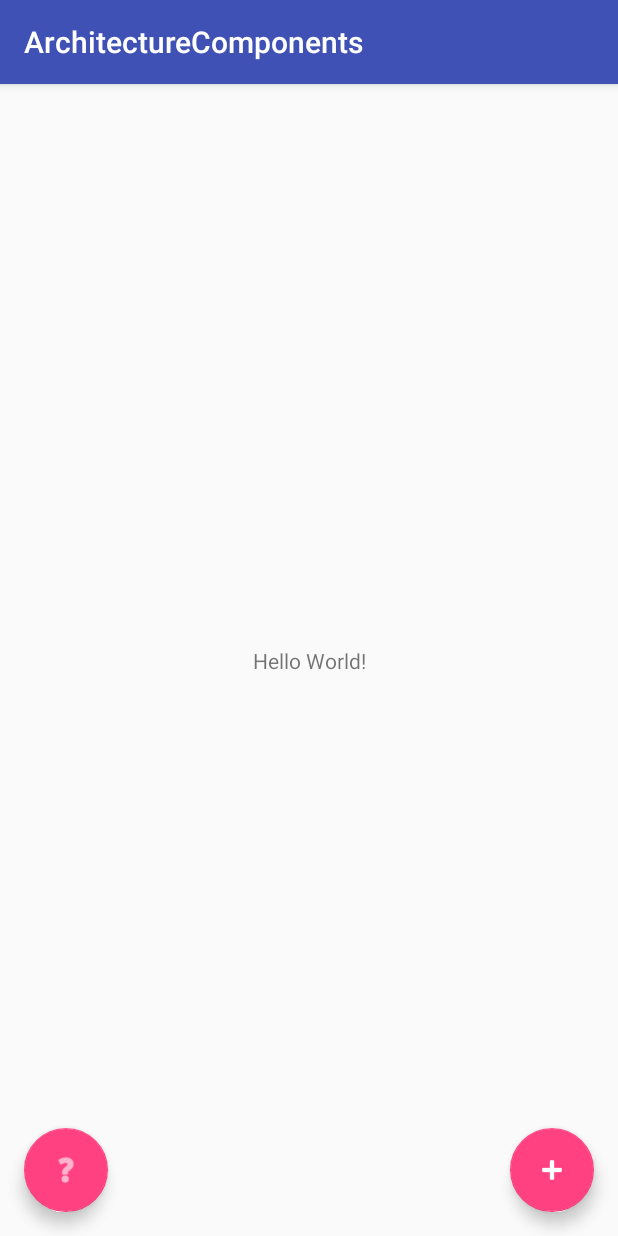
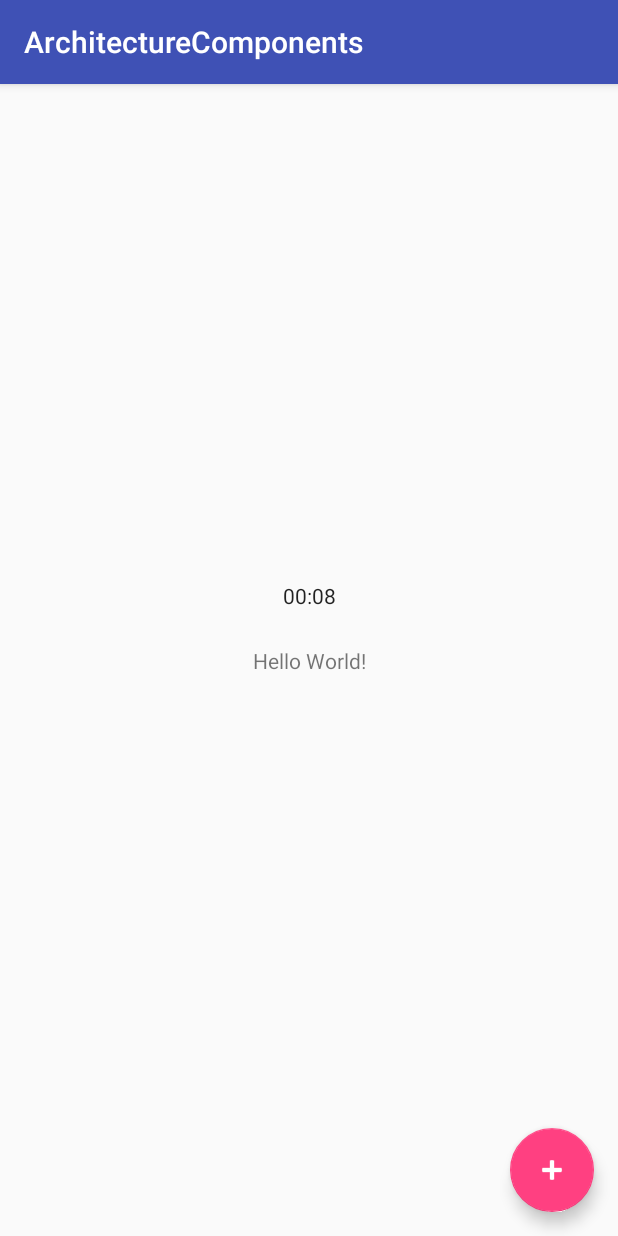
Before and after one commit to menjoo/AndroidArchitectureComponents, an Android app: the screen it shows after launch (MainActivity), on a phone screen of 412 x 824 dp. Run offline under Robolectric (Android 15) with nearby library versions, the phone set to English and light mode, and no system bars; our stand-ins replace Room's generated code; 4 statements that could not run were skipped.

```diff
--- a/app/src/main/java/com/mennomorsink/architecturecomponents/MainActivity.java
+++ b/app/src/main/java/com/mennomorsink/architecturecomponents/MainActivity.java
@@ -1,21 +1,24 @@
 package com.mennomorsink.architecturecomponents;
 
 import android.arch.lifecycle.Observer;
+import android.arch.lifecycle.ViewModelProviders;
 import android.os.Bundle;
+import android.os.SystemClock;
 import android.support.annotation.Nullable;
 import android.support.design.widget.FloatingActionButton;
 import android.support.v7.app.AppCompatActivity;
 import android.support.v7.widget.Toolbar;
 import android.view.View;
+import android.widget.Chronometer;
 import android.widget.TextView;
 
 import com.mennomorsink.architecturecomponents.data.Counter;
-import com.mennomorsink.architecturecomponents.data.CounterRepository;
 
 public class MainActivity extends AppCompatActivity {
 
-    private CounterRepository counterRepository;
+    private MainViewModel viewModel;
     private TextView textLabel;
+    private Chronometer chronometer;
 
     @Override
     protected void onCreate(Bundle savedInstanceState) {
@@ -24,35 +27,43 @@ public class MainActivity extends AppCompatActivity {
         Toolbar toolbar = findViewById(R.id.toolbar);
         setSupportActionBar(toolbar);
 
+        viewModel = ViewModelProviders.of(this).get(MainViewModel.class);
+
         textLabel = findViewById(R.id.text);
+        chronometer = findViewById(R.id.chronometer);
+
+        setupChronometer();
+        setupAddButton();
+        observeCounter();
+    }
+
+    private void setupChronometer() {
+        if (viewModel.getStartTime() == null) {
+            // If the start date is not defined, it's a new ViewModel so set it.
+            long startTime = SystemClock.elapsedRealtime();
+            viewModel.setStartTime(startTime);
+            chronometer.setBase(startTime);
+        } else {
+            // Otherwise the ViewModel has been retained, set the chronometer's base to the original
+            // starting time.
+            chronometer.setBase(viewModel.getStartTime());
+        }
+
+        chronometer.start();
+    }
+
+    private void setupAddButton() {
         FloatingActionButton fabAdd = findViewById(R.id.fabAdd);
         fabAdd.setOnClickListener(new View.OnClickListener() {
             @Override
             public void onClick(View view) {
-                onAddTapped();
-            }
-        });
-        FloatingActionButton fabGet = findViewById(R.id.fabGet);
-        fabGet.setOnClickListener(new View.OnClickListener() {
-            @Override
-            public void onClick(View view) {
-                onGetTapped();
+                viewModel.increment();
             }
         });
     }
 
-    @Override
-    protected void onStart() {
-        super.onStart();
-        counterRepository = ((MyApplication) getApplication()).getCounterRepository();
-    }
-
-    private void onAddTapped() {
-        counterRepository.increment();
-    }
-
-    private void onGetTapped() {
-        counterRepository.getLiveData().observe(this, new Observer<Counter>() {
+    private void observeCounter() {
+        viewModel.getCounter().observe(this, new Observer<Counter>() {
             @Override
             public void onChanged(@Nullable Counter counter) {
                 if (counter != null) {
--- a/app/src/main/java/com/mennomorsink/architecturecomponents/data/CounterRepository.java
+++ b/app/src/main/java/com/mennomorsink/architecturecomponents/data/CounterRepository.java
@@ -13,7 +13,7 @@ public class CounterRepository {
         counter = counterDao.getCounter();
     }
 
-    public LiveData<Counter> getLiveData() {
+    public LiveData<Counter> getCounter() {
         return counter;
     }
 
--- a/app/src/main/res/layout/activity_main.xml
+++ b/app/src/main/res/layout/activity_main.xml
@@ -31,13 +31,4 @@
         android:tint="#ffffff"
         app:srcCompat="@android:drawable/ic_input_add" />
 
-    <android.support.design.widget.FloatingActionButton
-        android:id="@+id/fabGet"
-        android:layout_width="wrap_content"
-        android:layout_height="wrap_content"
-        android:layout_gravity="bottom|start"
-        android:layout_margin="@dimen/fab_margin"
-        android:tint="#ffffff"
-        app:srcCompat="@android:drawable/ic_menu_help" />
-
 </android.support.design.widget.CoordinatorLayout>
--- a/app/src/main/res/layout/content_main.xml
+++ b/app/src/main/res/layout/content_main.xml
@@ -7,6 +7,15 @@
     app:layout_behavior="@string/appbar_scrolling_view_behavior"
     tools:context="com.mennomorsink.architecturecomponents.MainActivity"
     tools:showIn="@layout/activity_main">
+
+    <Chronometer
+        android:id="@+id/chronometer"
+        android:layout_width="wrap_content"
+        android:layout_height="wrap_content"
+        android:layout_marginBottom="24dp"
+        app:layout_constraintBottom_toTopOf="@+id/text"
+        app:layout_constraintLeft_toLeftOf="parent"
+        app:layout_constraintRight_toRightOf="parent" />
 
     <TextView
         android:id="@+id/text"
```
Also changed, not shown: app/src/main/java/com/mennomorsink/architecturecomponents/MainViewModel.java (added, +36 -0 lines).
